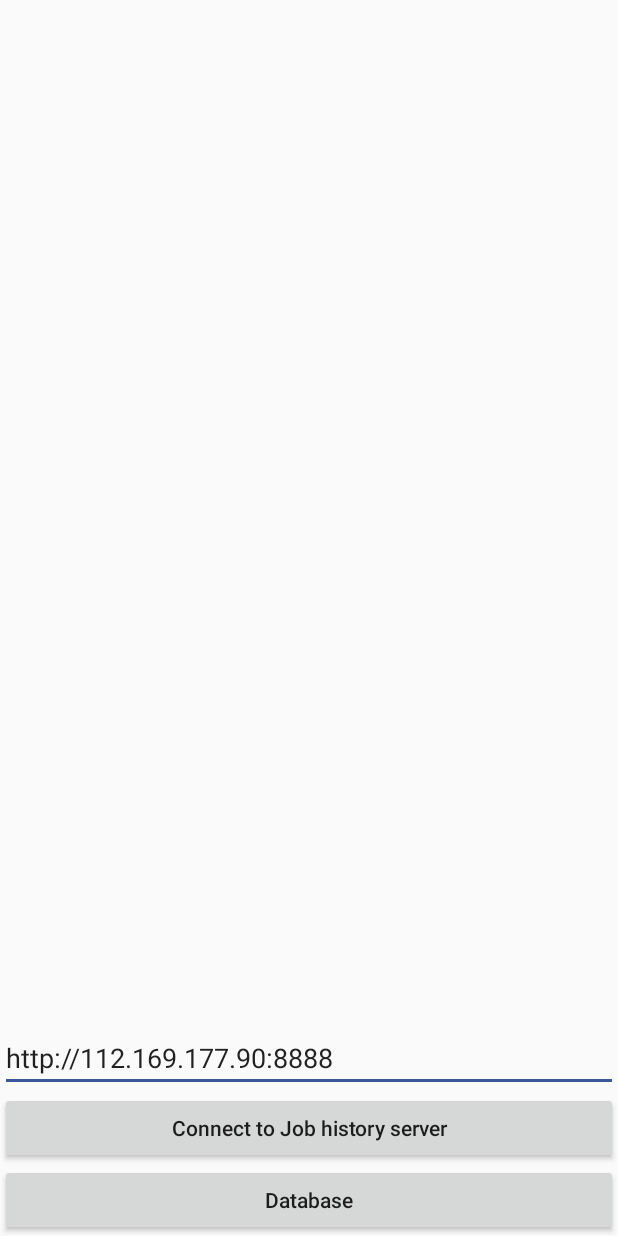
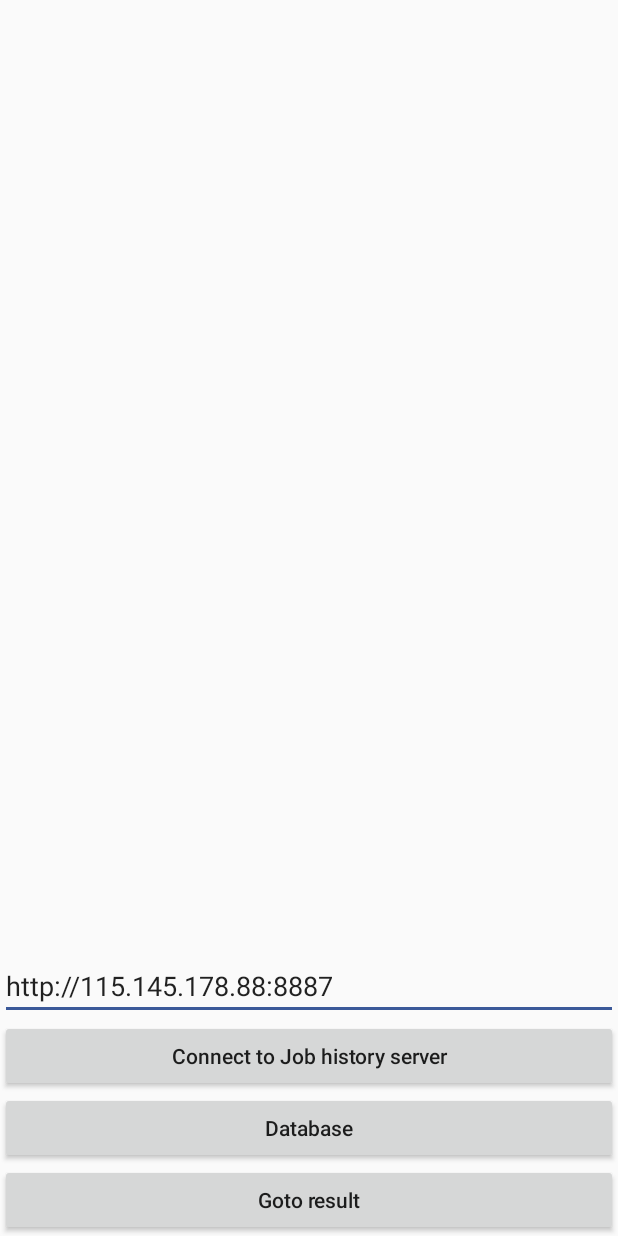
Before and after one commit to siisee11/Elephantory, an Android app: the MainActivity screen opened directly, with no data from a screen before it, on a phone screen of 412 x 824 dp. Run offline under Robolectric (Android 15) with nearby library versions, the phone set to English and light mode, and no system bars; our stand-ins replace Picasso, Volley; libraries missing offline, so code that uses them is left out: com.mikepenz.materialdrawer; 6 statements that could not run were skipped.

```diff
--- a/app/src/main/java/skku/edu/elephantory/MainActivity.java
+++ b/app/src/main/java/skku/edu/elephantory/MainActivity.java
@@ -123,32 +123,24 @@ public class MainActivity extends AppCompatActivity {
 
         editText = findViewById(R.id.editTextURL);
 
-        Button button = findViewById(R.id.buttonRequest);
-        button.setOnClickListener(new View.OnClickListener() {
+        Button req_button = findViewById(R.id.buttonRequest);
+        req_button.setOnClickListener(new View.OnClickListener() {
             @Override
             public void onClick(View v) {
-                String title = "Connect to Hadoop history server";
-                String message = "Would you like to get the results?";
-                String titleButtonYes = "Yes";
-                String titleButtonNo = "No";
-
-                makeRequest();
-//                AlertDialog dialog = makeRequestDialog(title, message, titleButtonYes, titleButtonNo);
-//                dialog.show();
-
-//                Toast.makeText(MainActivity.this, "Connecting...", Toast.LENGTH_SHORT).show();
 
                 contentView.setVisibility(View.GONE);
                 loadingView.setVisibility(View.VISIBLE);
 
-// Create a Handler instance on the main thread
+                makeRequest();
+
+                // Create a Handler instance on the main thread
                 final Handler handler = new Handler();
 
-// Create and start a new Thread
+                // Create and start a new Thread
                 new Thread(new Runnable() {
                     public void run() {
                         try{
-                            Thread.sleep(5000);
+                            Thread.sleep(3000);
                         }
                         catch (Exception e) { } // Just catch the InterruptedException
 
@@ -157,8 +149,6 @@ public class MainActivity extends AppCompatActivity {
                             public void run() {
                                 // Set the View's visibility back on the main UI Thread
                                 crossfade();
-//                                loadingView.setVisibility(View.INVISIBLE);
- //                               contentView.setVisibility(View.VISIBLE);
                             }
                         });
                     }
@@ -168,12 +158,21 @@ public class MainActivity extends AppCompatActivity {
             }
         });
 
-        Button button2 = findViewById(R.id.buttonDB);
-        button2.setOnClickListener(new View.OnClickListener() {
+        Button db_button = findViewById(R.id.buttonDB);
+        db_button.setOnClickListener(new View.OnClickListener() {
             @Override
             public void onClick(View v) {
                 Intent intentDB = new Intent(getApplicationContext(), Database.class);
                 startActivity(intentDB);
+            }
+        });
+
+        Button result_button= findViewById(R.id.buttonResult);
+        result_button.setOnClickListener(new View.OnClickListener() {
+            @Override
+            public void onClick(View v) {
+                Intent intent= new Intent(getApplicationContext(), ResultActivity.class);
+                startActivity(intent);
             }
         });
 
--- a/app/src/main/res/layout/activity_main.xml
+++ b/app/src/main/res/layout/activity_main.xml
@@ -6,21 +6,13 @@
     android:layout_height="match_parent"
     tools:context=".MainActivity">
 
-    <!--
-    <LinearLayout xmlns:android="http://schemas.android.com/apk/res/android"
-        android:layout_width="match_parent"
-        android:layout_height="match_parent"
-        xmlns:app="http://schemas.android.com/apk/res-auto"
-        android:orientation="vertical">
-       -->
-
     <EditText
         android:id="@+id/editTextURL"
         android:layout_width="match_parent"
         android:layout_height="wrap_content"
         android:ems="10"
         android:inputType="text"
-        android:text="http://112.169.177.90:8888"
+        android:text="http://115.145.178.88:8887"
         app:layout_constraintBottom_toTopOf="@id/buttonRequest"
         app:layout_constraintEnd_toEndOf="parent"
         app:layout_constraintStart_toStartOf="parent" />
@@ -39,10 +31,21 @@
         android:id="@+id/buttonDB"
         android:layout_width="match_parent"
         android:layout_height="wrap_content"
+        app:layout_constraintBottom_toTopOf="@+id/buttonResult"
+        app:layout_constraintEnd_toEndOf="parent"
+        app:layout_constraintStart_toStartOf="parent"
+        android:text="Database"
+        android:textAllCaps="false" />
+
+
+    <Button
+        android:id="@+id/buttonResult"
+        android:layout_width="match_parent"
+        android:layout_height="wrap_content"
         app:layout_constraintBottom_toBottomOf="parent"
         app:layout_constraintEnd_toEndOf="parent"
         app:layout_constraintStart_toStartOf="parent"
-        android:text="Database"
+        android:text="Goto result"
         android:textAllCaps="false" />
 
     <androidx.swiperefreshlayout.widget.SwipeRefreshLayout
@@ -73,7 +76,6 @@
 
     </androidx.swiperefreshlayout.widget.SwipeRefreshLayout>
 
-
     <ProgressBar
         android:id="@+id/loading_spinner"
         style="?android:attr/progressBarStyle"
```
Also changed, not shown: app/src/main/java/skku/edu/elephantory/ResultActivity.java (+116 -17 lines), app/src/main/res/layout/activity_result.xml (+11 -0 lines).
